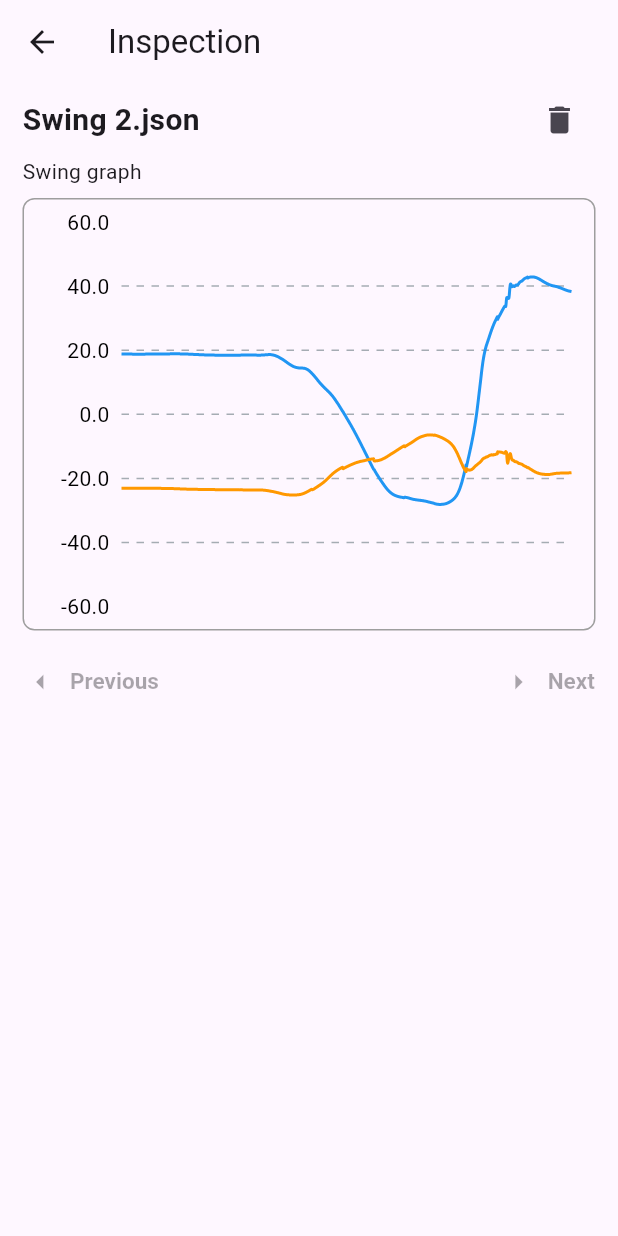
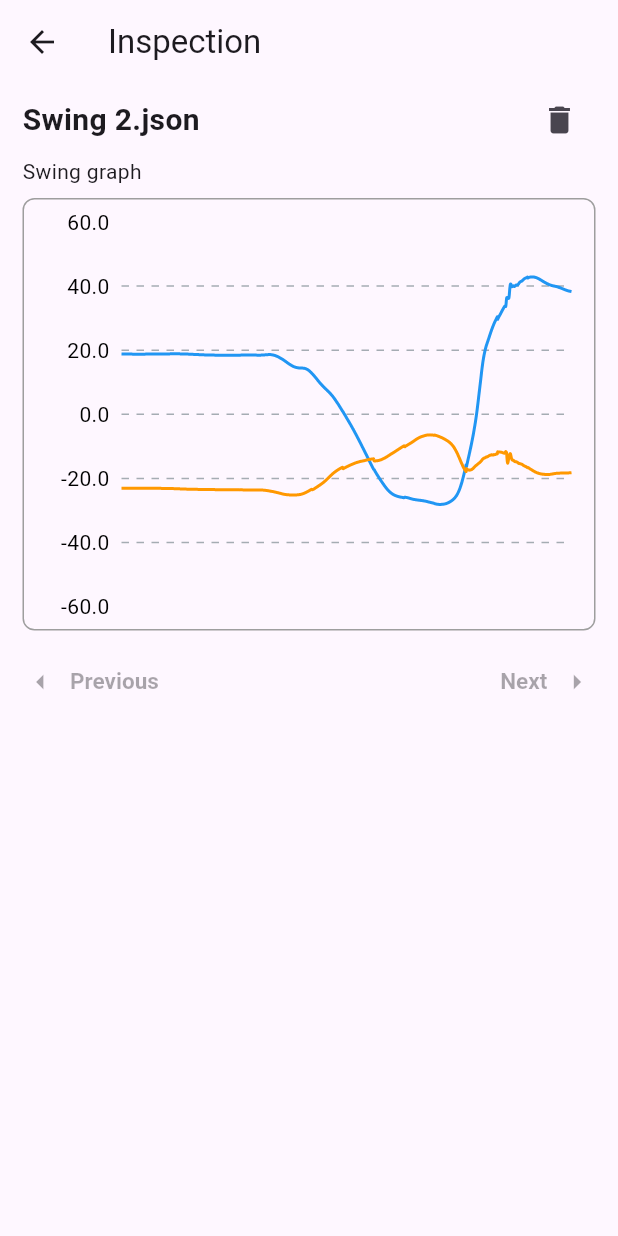
Before and after one commit to dac0n/hackmotion_test_assignment, a Flutter app: the screen it shows after launch, after a tap on an icon or button, on a phone screen of 412 x 824 dp. Run offline on Flutter 3.47's test engine with Material 3 defaults, Android fonts, the phone set to English and light mode, and no system bars; drawn by our look-alikes of fl_chart; our stand-ins replace flutter_bloc; project files that could hold a hidden picture were left out.

Commit message:
screen separation abstracted button code partly cleanup

```diff
--- a/lib/main.dart
+++ b/lib/main.dart
@@ -1,5 +1,5 @@
 import 'package:flutter/material.dart';
-import 'screens/home_screen.dart';
+import 'screens/home_screen/home_screen.dart';
 import 'utils/swing_processor.dart';
 
 void main() {
--- a/lib/screens/home_screen.dart
+++ b/lib/screens/home_screen/home_screen.dart
@@ -1,6 +1,6 @@
 import 'package:flutter/material.dart';
 import 'package:flutter_bloc/flutter_bloc.dart';
-import 'package:hackmotion_test_assignment/screens/inspection_screen.dart';
+import 'package:hackmotion_test_assignment/screens/inspection_screen/inspection_screen.dart';
 import 'package:hackmotion_test_assignment/bloc/swing_bloc.dart';
 import 'package:hackmotion_test_assignment/bloc/swing_state.dart';
 import 'package:hackmotion_test_assignment/utils/swing_processor.dart';
--- a/lib/widgets/app_bar.dart
+++ b/lib/screens/inspection_screen/app_bar.dart
@@ -1,6 +1,6 @@
 import 'package:flutter/material.dart';
 
-AppBar buildAppBar(BuildContext context) {
+AppBar buildInspectionScreenAppBar(BuildContext context) {
   return AppBar(
     title: const Text('Inspection'),
     leading: IconButton(
--- a/lib/screens/inspection_screen.dart
+++ b/lib/screens/inspection_screen/inspection_screen.dart
@@ -1,6 +1,6 @@
 import 'package:flutter/material.dart';
 import 'package:hackmotion_test_assignment/models/swing_model.dart';
-import 'package:hackmotion_test_assignment/widgets/app_bar.dart';
+import 'package:hackmotion_test_assignment/screens/inspection_screen/app_bar.dart';
 import 'package:hackmotion_test_assignment/widgets/chart_container.dart';
 import 'package:hackmotion_test_assignment/widgets/header.dart';
 import 'package:hackmotion_test_assignment/widgets/navigation_button.dart';
@@ -66,7 +66,7 @@ class InspectionScreenState extends State<InspectionScreen>
   @override
   Widget build(BuildContext context) {
     return Scaffold(
-      appBar: buildAppBar(context),
+      appBar: buildInspectionScreenAppBar(context),
       body: Padding(
         padding: const EdgeInsets.symmetric(
             horizontal: 15.0), // Horizontal margin for the entire page
@@ -90,18 +90,14 @@ class InspectionScreenState extends State<InspectionScreen>
                   onPressed: widget.index > 0 && !_isAnimating
                       ? () => _navigate(widget.index - 1)
                       : null,
-                  label: 'Previous',
-                  icon: Icons.arrow_left,
-                  isPrevious: true,
+                  direction: Directions.previous,
                 ),
                 NavigationButton(
                   onPressed:
                       widget.index < widget.totalSwings - 1 && !_isAnimating
                           ? () => _navigate(widget.index + 1)
                           : null,
-                  label: 'Next',
-                  icon: Icons.arrow_right,
-                  isPrevious: false,
+                  direction: Directions.next,
                 ),
               ],
             ),
--- a/lib/widgets/navigation_button.dart
+++ b/lib/widgets/navigation_button.dart
@@ -1,30 +1,36 @@
 import 'package:flutter/material.dart';
+
+enum Directions { previous, next }
 
 class NavigationButton extends StatelessWidget {
   final VoidCallback? onPressed;
-  final String label;
-  final IconData icon;
-  final bool isPrevious;
+  final Directions direction;
 
   const NavigationButton({
     Key? key,
     required this.onPressed,
-    required this.label,
-    required this.icon,
-    this.isPrevious = false,
+    required this.direction,
   }) : super(key: key);
 
   @override
   Widget build(BuildContext context) {
+    final bool isPrevious = direction == Directions.previous;
+    final Icon icon = Icon(
+      isPrevious ? Icons.arrow_left : Icons.arrow_right,
+      size: 24,
+    );
+    final String label = isPrevious ? 'Previous' : 'Next';
+
     return TextButton.icon(
       onPressed: onPressed,
-      icon: Icon(icon, size: 24),
+      icon: icon,
       label: Text(label),
       style: TextButton.styleFrom(
         foregroundColor: Colors.black,
         textStyle: const TextStyle(fontSize: 15, fontWeight: FontWeight.bold),
         padding: EdgeInsets.zero, // Remove default padding
       ),
+      iconAlignment: isPrevious ? IconAlignment.start : IconAlignment.end,
     );
   }
 }
```
Also changed, not shown: lib/widgets/swing_list_item.dart (deleted, +0 -21 lines), lib/models/swing_model.g.dart (deleted), pubspec.lock.
